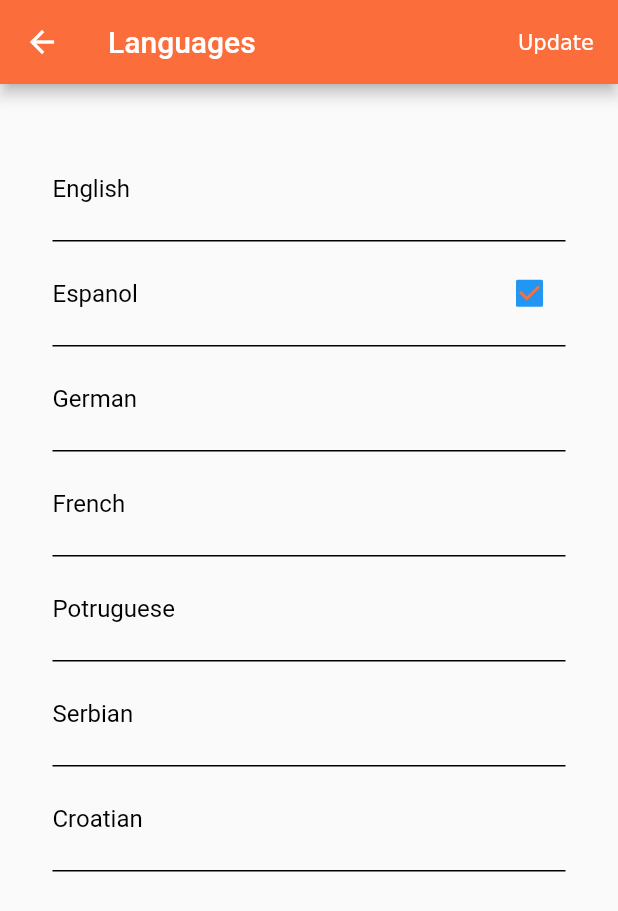
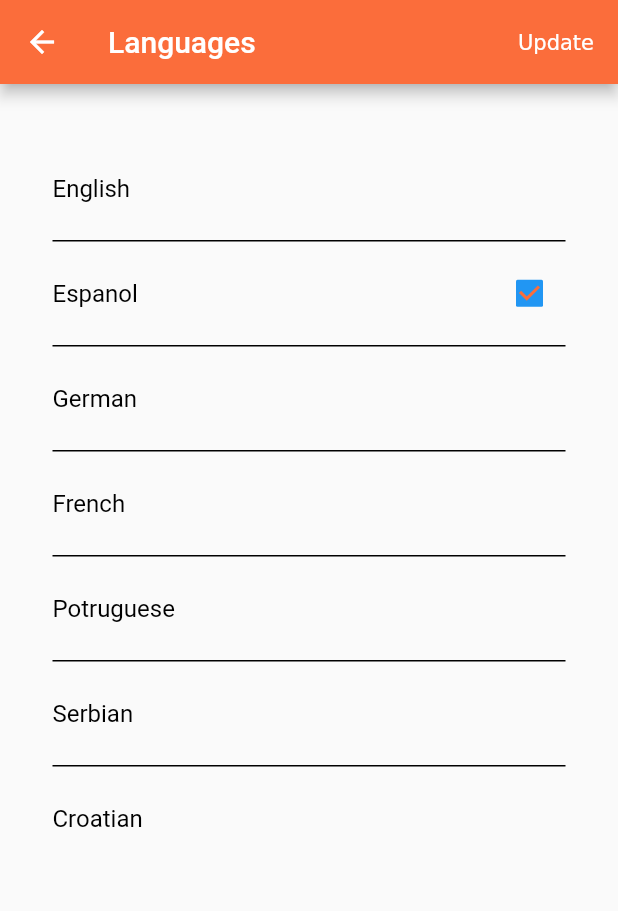
Before and after one commit to kelle92/flutter_tasks, a Flutter app: the LanguagesScreen screen opened by its route, on a phone screen of 412 x 824 dp. Shown: the top 911 px of the screen. Run offline on Flutter 3.47's test engine with Material 2 defaults, Android fonts, the phone set to English and light mode, and no system bars; our stand-ins replace flutter_map, geolocator, latlong2, scrollable_positioned_list.

Commit message:
Solved border design issues with last element in language list

```diff
--- a/lib/language_widget.dart
+++ b/lib/language_widget.dart
@@ -76,9 +76,12 @@ class _LanguagesScreenState extends State<LanguagesScreen> {
             itemBuilder: (context, int index) {
               return GestureDetector(
                 child: Container(
-                  decoration: const BoxDecoration(
-                      border: Border(
-                          bottom: BorderSide(width: 1.0, color: Colors.black))),
+                  decoration: BoxDecoration(
+                      border: index == widget.languageList.length - 1
+                          ? const Border(bottom: BorderSide.none)
+                          : const Border(
+                              bottom:
+                                  BorderSide(width: 1.0, color: Colors.black))),
                   child: widget.languageList[index] == selectedLanguage
                       ? Row(
                           children: [
```
